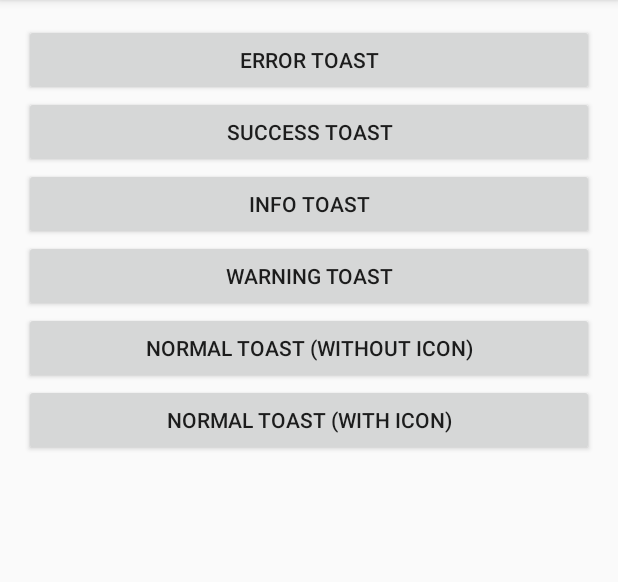
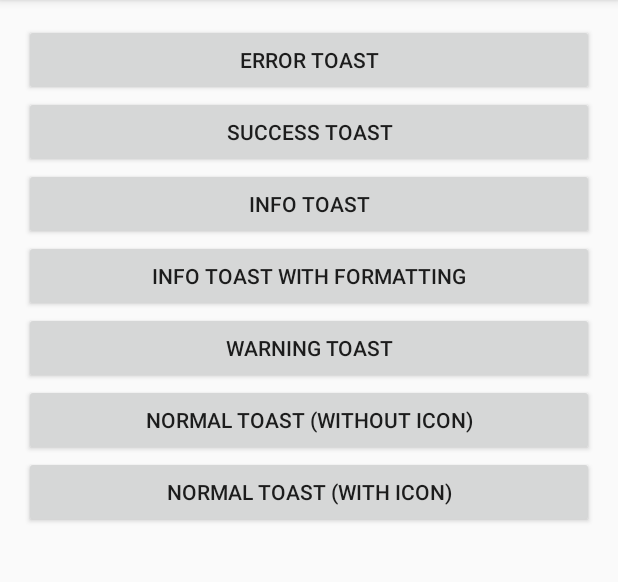
Before and after one commit to GrenderG/Toasty, an Android app: the screen it shows after launch (MainActivity), on a phone screen of 412 x 824 dp, the part 84-666 px from its top. Run offline under Robolectric (Android 15) with nearby library versions, the phone set to English and light mode, and no system bars.

Commit message:
Switch String → CharSequence
And add formatted text example

```diff
--- a/app/src/main/java/es/dmoral/toastysample/MainActivity.java
+++ b/app/src/main/java/es/dmoral/toastysample/MainActivity.java
@@ -3,10 +3,15 @@ package es.dmoral.toastysample;
 import android.graphics.drawable.Drawable;
 import android.os.Bundle;
 import android.support.v7.app.AppCompatActivity;
+import android.text.Spannable;
+import android.text.SpannableStringBuilder;
+import android.text.style.StyleSpan;
 import android.view.View;
 import android.widget.Toast;
 
 import es.dmoral.toasty.Toasty;
+
+import static android.graphics.Typeface.BOLD_ITALIC;
 
 /**
  * This file is part of Toasty.
@@ -68,5 +73,22 @@ public class MainActivity extends AppCompatActivity {
                 Toasty.normal(MainActivity.this, "Normal toast w/ icon", icon).show();
             }
         });
+        findViewById(R.id.button_info_toast_with_formatting).setOnClickListener(new View.OnClickListener() {
+            @Override
+            public void onClick(View view) {
+                Toasty.info(MainActivity.this, getFormattedMessage()).show();
+            }
+        });
+    }
+
+    private CharSequence getFormattedMessage() {
+        final String prefix = "Formatted ";
+        final String highlight = "bold italic";
+        final String suffix = " text";
+        SpannableStringBuilder ssb = new SpannableStringBuilder(prefix).append(highlight).append(suffix);
+        int prefixLen = prefix.length();
+        ssb.setSpan(new StyleSpan(BOLD_ITALIC),
+                prefixLen, prefixLen + highlight.length(), Spannable.SPAN_EXCLUSIVE_EXCLUSIVE);
+        return ssb;
     }
 }
--- a/app/src/main/res/layout/activity_main.xml
+++ b/app/src/main/res/layout/activity_main.xml
@@ -44,10 +44,21 @@
         android:layout_alignParentEnd="true" />
 
     <Button
+        android:text="@string/info_toast_with_formatting"
+        android:layout_width="wrap_content"
+        android:layout_height="wrap_content"
+        android:layout_below="@id/button_info_toast"
+        android:layout_alignParentLeft="true"
+        android:layout_alignParentStart="true"
+        android:id="@+id/button_info_toast_with_formatting"
+        android:layout_alignParentRight="true"
+        android:layout_alignParentEnd="true" />
+
+    <Button
         android:text="@string/warning_toast"
         android:layout_width="wrap_content"
         android:layout_height="wrap_content"
-        android:layout_below="@+id/button_info_toast"
+        android:layout_below="@+id/button_info_toast_with_formatting"
         android:layout_alignParentLeft="true"
         android:layout_alignParentStart="true"
         android:layout_alignParentRight="true"
--- a/app/src/main/res/values/strings.xml
+++ b/app/src/main/res/values/strings.xml
@@ -4,6 +4,7 @@
     <string name="normal_toast_without_icon">NORMAL TOAST (WITHOUT ICON)</string>
     <string name="warning_toast">WARNING TOAST</string>
     <string name="info_toast">INFO TOAST</string>
+    <string name="info_toast_with_formatting">INFO TOAST WITH FORMATTING</string>
     <string name="error_toast">ERROR TOAST</string>
     <string name="success_toast">SUCCESS TOAST</string>
 </resources>
```
Also changed, not shown: toasty/src/main/java/es/dmoral/toasty/Toasty.java (+20 -20 lines).
